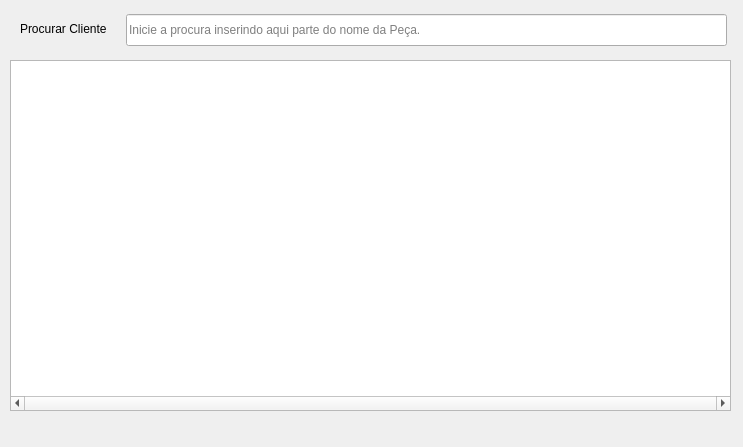
Before: the Qt Designer form partsselectionfromlist.ui in bedi1982/Oficina, drawn with Qt 5.
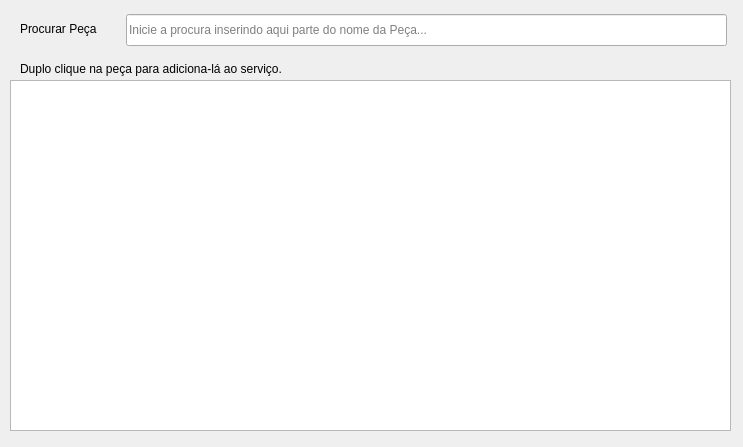
After: the same form once the commit is applied.

What changed in the file:
```diff
--- a/partsselectionfromlist.ui
+++ b/partsselectionfromlist.ui
@@ -13,13 +13,13 @@
   <property name="minimumSize">
    <size>
     <width>743</width>
-    <height>447</height>
+    <height>430</height>
    </size>
   </property>
   <property name="maximumSize">
    <size>
     <width>743</width>
-    <height>447</height>
+    <height>500</height>
    </size>
   </property>
   <property name="windowTitle">
@@ -29,7 +29,7 @@
    <property name="geometry">
     <rect>
      <x>10</x>
-     <y>60</y>
+     <y>80</y>
      <width>721</width>
      <height>351</height>
     </rect>
@@ -38,7 +38,7 @@
     <string>Duplo clique aqui para adicionar a peça.</string>
    </property>
    <property name="horizontalScrollBarPolicy">
-    <enum>Qt::ScrollBarAlwaysOn</enum>
+    <enum>Qt::ScrollBarAsNeeded</enum>
    </property>
   </widget>
   <widget class="QLineEdit" name="line_NomeDaPeca">
@@ -54,7 +54,7 @@
     <string/>
    </property>
    <property name="placeholderText">
-    <string>Inicie a procura inserindo aqui parte do nome da Peça.</string>
+    <string>Inicie a procura inserindo aqui parte do nome da Peça...</string>
    </property>
   </widget>
   <widget class="QLabel" name="lbl_procurar">
@@ -67,7 +67,20 @@
     </rect>
    </property>
    <property name="text">
-    <string>Procurar Cliente</string>
+    <string>Procurar Peça</string>
+   </property>
+  </widget>
+  <widget class="QLabel" name="label">
+   <property name="geometry">
+    <rect>
+     <x>20</x>
+     <y>60</y>
+     <width>311</width>
+     <height>18</height>
+    </rect>
+   </property>
+   <property name="text">
+    <string>Duplo clique na peça para adiciona-lá ao serviço.</string>
    </property>
   </widget>
  </widget>
```
Left out of the diff: 2 changed lines with no effect on the pictures.
